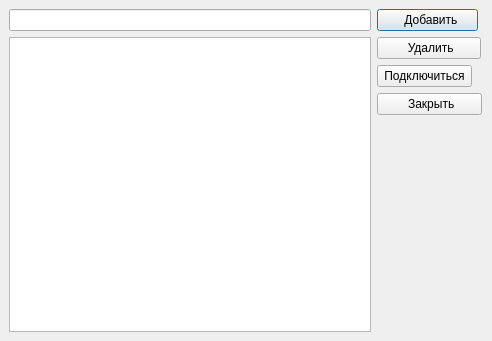
Above: dialog.ui from WTFTrick/TestMutomo before the change. Below: the same form after it.
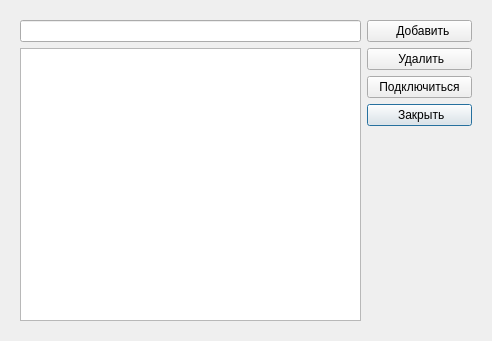
That is the form after the change.

Commit message:
Небольшие улучшения GUI
Исправлен код, отвечающий за размер линий сетки детекторов. При
увеличение масштаба линии тоже увеличивались. Выравнены размеры кнопок в
окне, в котором вводится ip-адрес сервера и производится подключение к
нему.

What changed in the file:
```diff
--- a/dialog.ui
+++ b/dialog.ui
@@ -13,6 +13,12 @@
     <height>341</height>
    </rect>
   </property>
+  <property name="sizePolicy">
+   <sizepolicy hsizetype="Fixed" vsizetype="Fixed">
+    <horstretch>0</horstretch>
+    <verstretch>0</verstretch>
+   </sizepolicy>
+  </property>
   <property name="minimumSize">
    <size>
     <width>492</width>
@@ -31,16 +37,7 @@
   <property name="modal">
    <bool>true</bool>
   </property>
-  <widget class="QWidget" name="gridLayoutWidget">
-   <property name="geometry">
-    <rect>
-     <x>0</x>
-     <y>0</y>
-     <width>491</width>
-     <height>341</height>
-    </rect>
-   </property>
-   <layout class="QGridLayout" name="gridLayout_1">
+  <layout class="QGridLayout" name="gridLayout">
     <item row="0" column="0">
      <widget class="QWidget" name="gridWidget" native="true">
       <property name="sizePolicy">
@@ -61,16 +58,36 @@
         <height>350</height>
        </size>
       </property>
-      <layout class="QGridLayout" name="gridLayout">
-       <item row="0" column="0">
-        <widget class="QLineEdit" name="ip_lineEdit"/>
-       </item>
-       <item row="0" column="1" rowspan="2">
         <layout class="QGridLayout" name="gridLayout_2">
-         <item row="0" column="0">
+      <item row="3" column="1">
+       <widget class="QPushButton" name="pb_close">
+        <property name="sizePolicy">
+         <sizepolicy hsizetype="Preferred" vsizetype="Fixed">
+          <horstretch>0</horstretch>
+          <verstretch>0</verstretch>
+         </sizepolicy>
+        </property>
+        <property name="minimumSize">
+         <size>
+          <width>0</width>
+          <height>0</height>
+         </size>
+        </property>
+        <property name="maximumSize">
+         <size>
+          <width>16777215</width>
+          <height>16777215</height>
+         </size>
+        </property>
+        <property name="text">
+         <string>        Закрыть       </string>
+        </property>
+       </widget>
+      </item>
+      <item row="0" column="1">
           <widget class="QPushButton" name="pb_add">
            <property name="sizePolicy">
-            <sizepolicy hsizetype="Fixed" vsizetype="Fixed">
+         <sizepolicy hsizetype="Preferred" vsizetype="Fixed">
              <horstretch>0</horstretch>
              <verstretch>0</verstretch>
             </sizepolicy>
@@ -95,10 +112,20 @@
            </property>
           </widget>
          </item>
-         <item row="1" column="0">
+      <item row="0" column="0" rowspan="5">
+       <layout class="QVBoxLayout" name="verticalLayout">
+        <item>
+         <widget class="QLineEdit" name="ip_lineEdit"/>
+        </item>
+        <item>
+         <widget class="QListWidget" name="listWidget"/>
+        </item>
+       </layout>
+      </item>
+      <item row="1" column="1">
           <widget class="QPushButton" name="pb_del">
            <property name="sizePolicy">
-            <sizepolicy hsizetype="Fixed" vsizetype="Fixed">
+         <sizepolicy hsizetype="Preferred" vsizetype="Fixed">
              <horstretch>0</horstretch>
              <verstretch>0</verstretch>
             </sizepolicy>
@@ -108,59 +135,7 @@
            </property>
           </widget>
          </item>
-         <item row="2" column="0">
-          <widget class="QPushButton" name="pb_connect">
-           <property name="sizePolicy">
-            <sizepolicy hsizetype="Fixed" vsizetype="Fixed">
-             <horstretch>0</horstretch>
-             <verstretch>0</verstretch>
-            </sizepolicy>
-           </property>
-           <property name="minimumSize">
-            <size>
-             <width>0</width>
-             <height>0</height>
-            </size>
-           </property>
-           <property name="maximumSize">
-            <size>
-             <width>16777215</width>
-             <height>16777215</height>
-            </size>
-           </property>
-           <property name="text">
-            <string> Подключиться </string>
-           </property>
-          </widget>
-         </item>
-         <item row="3" column="0">
-          <widget class="QPushButton" name="pb_close">
-           <property name="sizePolicy">
-            <sizepolicy hsizetype="Fixed" vsizetype="Fixed">
-             <horstretch>0</horstretch>
-             <verstretch>0</verstretch>
-            </sizepolicy>
-           </property>
-           <property name="minimumSize">
-            <size>
-             <width>0</width>
-             <height>0</height>
-            </size>
-           </property>
-           <property name="maximumSize">
-            <size>
-             <width>16777215</width>
-             <height>16777215</height>
-            </size>
-           </property>
-           <property name="text">
-            <string>        Закрыть       </string>
-           </property>
-          </widget>
-         </item>
-        </layout>
-       </item>
-       <item row="2" column="1">
+      <item row="4" column="1">
         <spacer name="verticalSpacer">
          <property name="orientation">
           <enum>Qt::Vertical</enum>
@@ -168,19 +143,43 @@
          <property name="sizeHint" stdset="0">
           <size>
            <width>20</width>
-           <height>40</height>
+          <height>186</height>
           </size>
          </property>
         </spacer>
        </item>
-       <item row="1" column="0" rowspan="2">
-        <widget class="QListWidget" name="listWidget"/>
+      <item row="2" column="1">
+       <widget class="QPushButton" name="pb_connect">
+        <property name="enabled">
+         <bool>true</bool>
+        </property>
+        <property name="sizePolicy">
+         <sizepolicy hsizetype="Preferred" vsizetype="Fixed">
+          <horstretch>0</horstretch>
+          <verstretch>0</verstretch>
+         </sizepolicy>
+        </property>
+        <property name="minimumSize">
+         <size>
+          <width>0</width>
+          <height>0</height>
+         </size>
+        </property>
+        <property name="maximumSize">
+         <size>
+          <width>16777215</width>
+          <height>16777215</height>
+         </size>
+        </property>
+        <property name="text">
+         <string> Подключиться </string>
+        </property>
+       </widget>
        </item>
       </layout>
      </widget>
     </item>
    </layout>
-  </widget>
  </widget>
  <resources/>
  <connections/>
```
Lines whose indentation alone changed are shown as unchanged. The commit also changes 1 other file.
